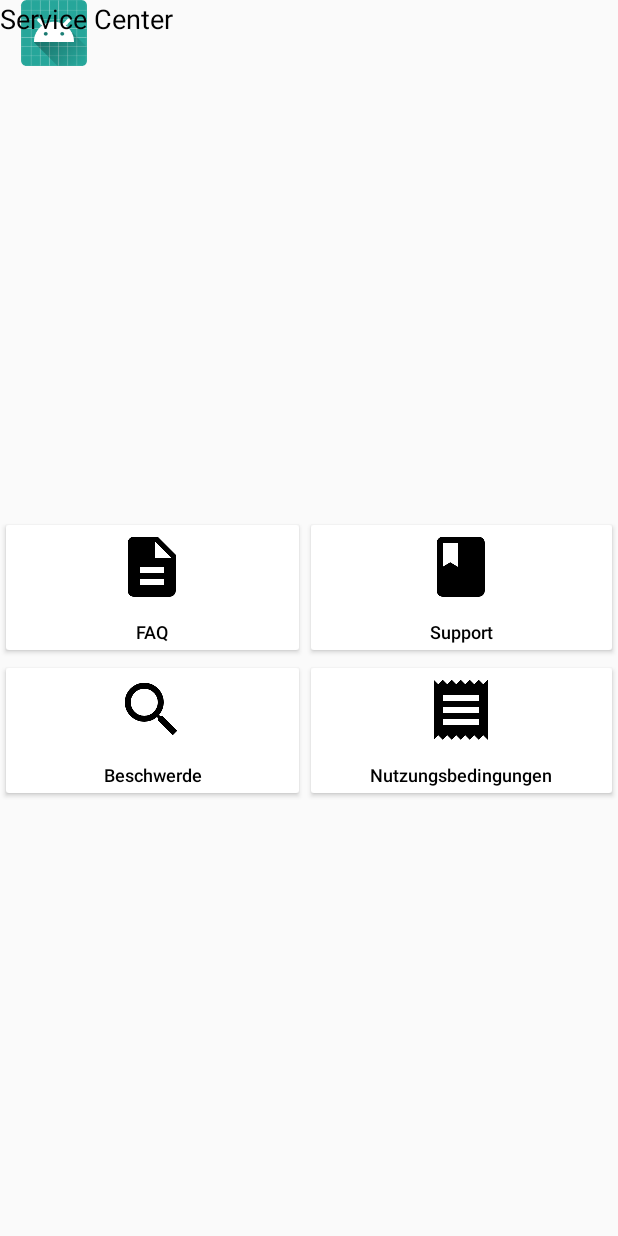
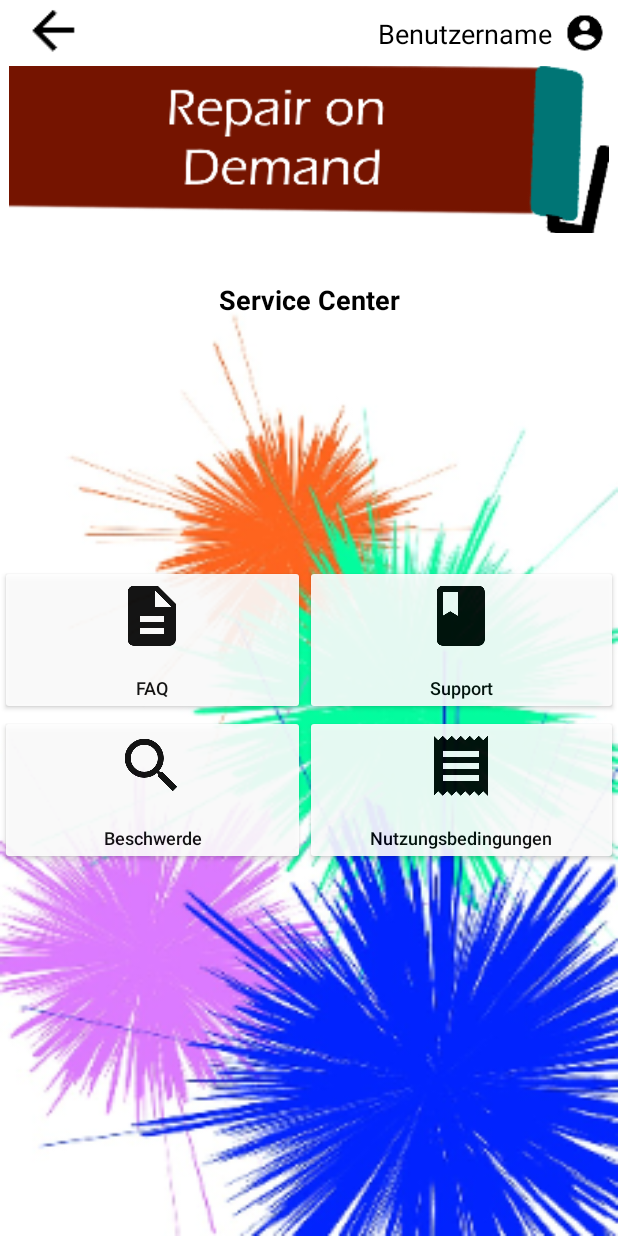
Before and after one commit to Zwal/Gruppe7, an Android app: the layout servicecenter.xml on its own in the app's theme, with its tools: preview values and no code run, on a phone screen of 412 x 824 dp. Run offline under Robolectric (Android 15) with nearby library versions, the light colour scheme and no system bars.

Commit message:
Layout Changes

```diff
--- a/RepaironDemand/app/src/main/java/de/repair/repairondemand/Home.java
+++ b/RepaironDemand/app/src/main/java/de/repair/repairondemand/Home.java
@@ -2,8 +2,6 @@ package de.repair.repairondemand;
 
 import android.os.Bundle;
 import android.support.v7.app.ActionBar;
-import android.support.design.widget.FloatingActionButton;
-import android.support.design.widget.Snackbar;
 import android.support.v7.app.AppCompatActivity;
 import android.util.Log;
 import android.view.Menu;
@@ -131,7 +129,7 @@ public class Home extends AppCompatActivity implements View.OnClickListener {
                 startActivity(startActivityIntent);
                 break;
             case R.id.btnServiceCenter:
-                startActivityIntent =  new Intent(this, NotAvailable.class);
+                startActivityIntent =  new Intent(this, ServiceCenter.class);
                 startActivity(startActivityIntent);
                 break;
             case R.id.linkImpressum:
--- a/RepaironDemand/app/src/main/res/layout/servicecenter.xml
+++ b/RepaironDemand/app/src/main/res/layout/servicecenter.xml
@@ -4,8 +4,32 @@
     android:id="@+id/constraintLayout"
     android:layout_width="match_parent"
     android:layout_height="match_parent"
+    android:background="@mipmap/background2"
     tools:layout_editor_absoluteY="25dp">
 
+    <TextView
+        android:id="@+id/Benutzername"
+        android:layout_width="wrap_content"
+        android:layout_height="20dp"
+        android:layout_marginEnd="8dp"
+        android:layout_marginTop="10dp"
+        android:text="@string/benutzername"
+        android:textAllCaps="false"
+        android:textColor="#000"
+        android:textSize="18dp"
+        app:layout_constraintEnd_toStartOf="@+id/spinnerProfile"
+        app:layout_constraintTop_toTopOf="parent" />
+
+    <ImageView
+        android:id="@+id/logohome"
+        android:layout_width="400dp"
+        android:layout_height="111dp"
+        android:layout_marginTop="8dp"
+        android:scaleType="centerCrop"
+        app:layout_constraintEnd_toEndOf="parent"
+        app:layout_constraintStart_toStartOf="parent"
+        app:layout_constraintTop_toBottomOf="@+id/spinnerProfile"
+        app:srcCompat="@mipmap/logo_banner2" />
 
     <ImageButton
         android:id="@+id/btnZurück"
@@ -18,45 +42,54 @@
         android:scaleType="fitCenter"
         app:srcCompat="@mipmap/baseline_arrow_back_black_24" />
 
-    <ImageView
-        android:id="@+id/iconlogo"
-        android:layout_width="72dp"
-        android:layout_height="44dp"
-        app:srcCompat="@mipmap/ic_launcher"
-        tools:layout_editor_absoluteX="147dp"
-        tools:layout_editor_absoluteY="41dp" />
+    <Spinner
+        android:id="@+id/spinnerProfile"
+        android:layout_width="28dp"
+        android:layout_height="28dp"
+        android:layout_marginEnd="8dp"
+        android:layout_marginTop="8dp"
+        android:background="@mipmap/baseline_account_circle_black_24"
+        android:spinnerMode="dropdown"
+        app:layout_constraintEnd_toEndOf="parent"
+        app:layout_constraintTop_toTopOf="parent" />
 
     <TextView
         android:id="@+id/head"
         android:layout_width="wrap_content"
-        android:layout_height="20dp"
+        android:layout_height="wrap_content"
+        android:layout_marginEnd="8dp"
+        android:layout_marginStart="8dp"
+        android:layout_marginTop="32dp"
         android:text="Service Center"
         android:textAllCaps="false"
         android:textColor="#000"
         android:textSize="18dp"
-        tools:layout_editor_absoluteX="135dp"
-        tools:layout_editor_absoluteY="102dp" />
+        android:textStyle="bold"
+        app:layout_constraintEnd_toEndOf="parent"
+        app:layout_constraintHorizontal_bias="0.502"
+        app:layout_constraintStart_toStartOf="parent"
+        app:layout_constraintTop_toBottomOf="@+id/logohome" />
 
     <TableLayout
         android:id="@+id/tableLayout"
         android:layout_width="match_parent"
         android:layout_height="375dp"
         android:layout_marginBottom="8dp"
-        android:layout_marginTop="25dp"
+        android:layout_marginTop="100dp"
         app:layout_constraintBottom_toBottomOf="parent"
         app:layout_constraintEnd_toEndOf="parent"
         app:layout_constraintHorizontal_bias="0.0"
         app:layout_constraintStart_toStartOf="parent"
-        app:layout_constraintTop_toTopOf="parent"
-        app:layout_constraintVertical_bias="0.767">
+        app:layout_constraintTop_toBottomOf="@+id/head">
 
         <TableRow>
 
             <Button
                 android:id="@+id/btnFAQ"
                 android:layout_width="140dp"
-                android:layout_height="95dp"
+                android:layout_height="100dp"
                 android:layout_weight="1"
+                android:alpha="0.9"
                 android:backgroundTint="@color/colorPrimary"
                 android:drawableTop="@mipmap/baseline_description_black_48"
                 android:gravity="bottom"
@@ -69,8 +102,9 @@
             <Button
                 android:id="@+id/btnSupport"
                 android:layout_width="match_parent"
-                android:layout_height="95dp"
+                android:layout_height="100dp"
                 android:layout_weight="1"
+                android:alpha="0.9"
                 android:backgroundTint="@color/colorPrimary"
                 android:drawableTop="@mipmap/baseline_book_black_48"
                 android:gravity="bottom"
@@ -86,8 +120,9 @@
             <Button
                 android:id="@+id/btnBeschwerde"
                 android:layout_width="match_parent"
-                android:layout_height="95dp"
+                android:layout_height="100dp"
                 android:layout_weight="1"
+                android:alpha="0.9"
                 android:backgroundTint="@color/colorPrimary"
                 android:drawableTop="@mipmap/baseline_search_black_48"
                 android:gravity="bottom"
@@ -101,8 +136,9 @@
             <Button
                 android:id="@+id/btnNutzungsbedingungen"
                 android:layout_width="match_parent"
-                android:layout_height="95dp"
+                android:layout_height="100dp"
                 android:layout_weight="1"
+                android:alpha="0.9"
                 android:backgroundTint="@color/colorPrimary"
                 android:drawableTop="@mipmap/baseline_receipt_black_48"
                 android:gravity="bottom"
```
Also changed, not shown: RepaironDemand/app/src/main/res/layout/faq.xml (+39 -10 lines), RepaironDemand/app/src/main/res/layout/nutzungsbedingungen.xml (+43 -10 lines).
